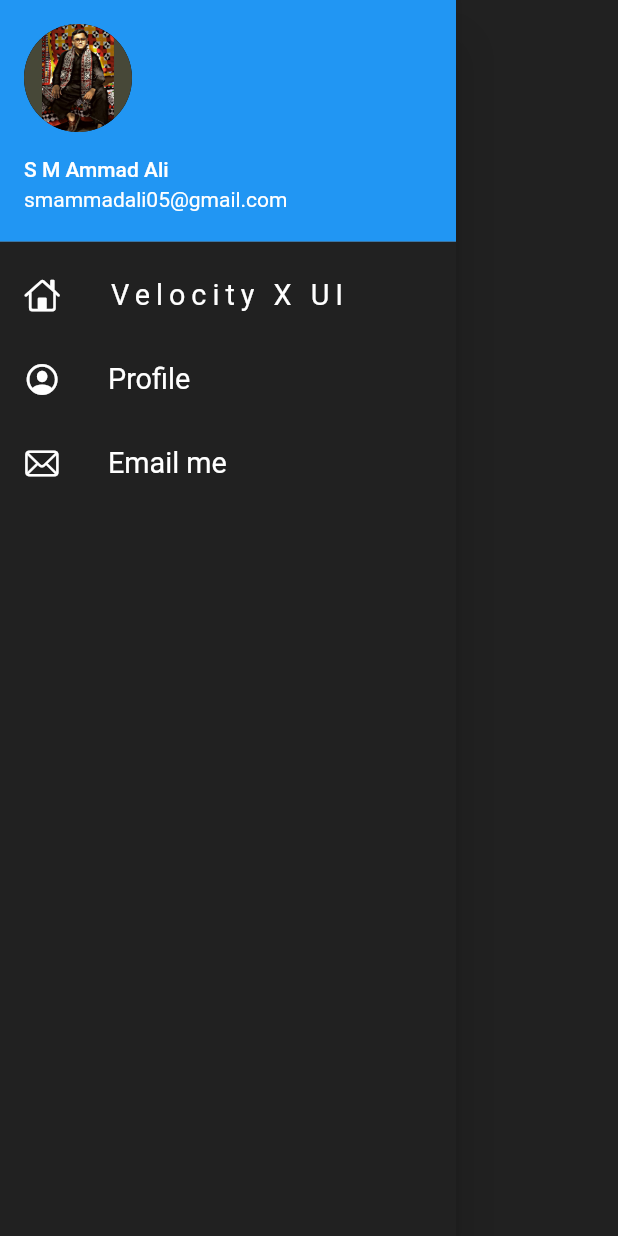
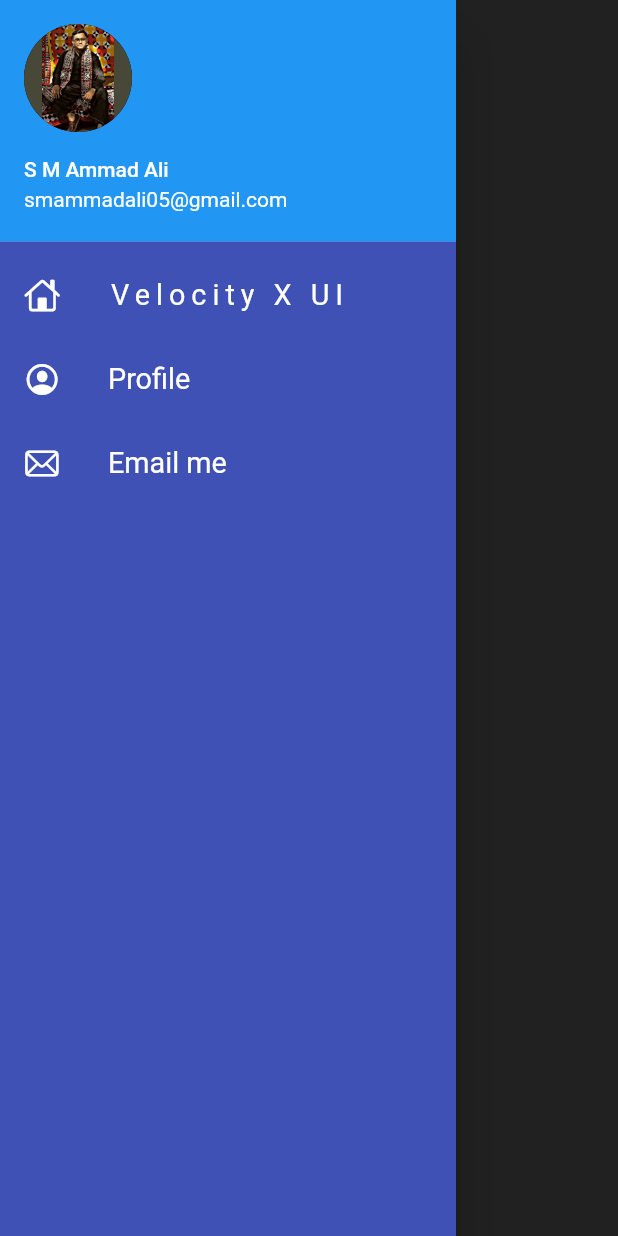
Before and after one commit to SMAmmadAli/30_days_of_flutter, a Flutter app: what myDrawer() shows on an empty page, opened directly, on a phone screen of 412 x 824 dp. Run offline on Flutter 3.47's test engine with Material 2 defaults, Android fonts, the light colour scheme and no system bars; network calls fail; project files that could hold a hidden picture were left out.

Commit message:
Day 22 Completed

```diff
--- a/full_flutter/lib/widgets/Home_Widgets/catalog_list.dart
+++ b/full_flutter/lib/widgets/Home_Widgets/catalog_list.dart
@@ -4,7 +4,6 @@ import 'package:flutter/material.dart';
 import 'package:full_flutter/Pages/home_detail_page.dart';
 import 'package:full_flutter/models/catalogs.dart';
 import 'package:full_flutter/utils/routes.dart';
-import 'package:full_flutter/widgets/themes.dart';
 import 'catalog_image.dart';
 
 class CatalogList extends StatelessWidget {
@@ -47,6 +46,7 @@ class CatalogItem extends StatelessWidget {
   Widget build(BuildContext context) {
     return Container(
       height: MediaQuery.of(context).size.height / 4,
+      width: MediaQuery.of(context).size.width * 0.9,
       decoration: BoxDecoration(
           color: Theme.of(context).cardColor,
           borderRadius: BorderRadius.circular(20),
@@ -64,7 +64,6 @@ class CatalogItem extends StatelessWidget {
           Expanded(
             child: Column(
               crossAxisAlignment: CrossAxisAlignment.start,
-              mainAxisAlignment: MainAxisAlignment.center,
               children: [
                 Text(catalog.name,
                     style: TextStyle(
--- a/full_flutter/lib/widgets/drawer.dart
+++ b/full_flutter/lib/widgets/drawer.dart
@@ -5,15 +5,13 @@ import 'package:flutter/material.dart';
 import 'package:full_flutter/utils/routes.dart';
 
 class myDrawer extends StatelessWidget {
-
   final myImage = "assets/images/Ammad.jpg";
 
   @override
   Widget build(BuildContext context) {
     return Drawer(
       child: Container(
-        // color: Theme.of(context).secondaryHeaderColor,
-        color: Colors.grey.shade900,
+        color: Theme.of(context).primaryColor,
         child: ListView(
           padding: EdgeInsets.all(0),
           children: [
@@ -25,17 +23,15 @@ final myImage = "assets/images/Ammad.jpg";
                   accountEmail: Text("smammadali05@gmail.com"),
                   currentAccountPicture: CircleAvatar(
                     backgroundImage: AssetImage(myImage),
-                )
-                ),
+                  )),
             ),
             ListTile(
-              leading:
-                Icon(
+              leading: const Icon(
                 CupertinoIcons.home,
                 color: Colors.white,
               ),
-              title:
-                Text("Velocity X UI",
+              title: const Text(
+                "Velocity X UI",
                 textScaleFactor: 1.2,
                 style: TextStyle(
                   letterSpacing: 4,
@@ -44,28 +40,26 @@ final myImage = "assets/images/Ammad.jpg";
               ),
               onTap: () => Navigator.pushNamed(context, MyRoutes.VelXUI),
             ),
-            ListTile(
-              leading:
-                Icon(
+            const ListTile(
+              leading: Icon(
                 CupertinoIcons.profile_circled,
                 color: Colors.white,
               ),
-              title:
-                Text("Profile",
+              title: Text(
+                "Profile",
                 textScaleFactor: 1.2,
                 style: TextStyle(
                   color: Colors.white,
                 ),
               ),
             ),
-            ListTile(
-              leading:
-                Icon(
+            const ListTile(
+              leading: Icon(
                 CupertinoIcons.mail,
                 color: Colors.white,
               ),
-              title:
-                Text("Email me",
+              title: Text(
+                "Email me",
                 textScaleFactor: 1.2,
                 style: TextStyle(
                   color: Colors.white,
--- a/full_flutter/lib/widgets/themes.dart
+++ b/full_flutter/lib/widgets/themes.dart
@@ -23,6 +23,7 @@ class MyTheme{
   static ThemeData darktheme(BuildContext context) => ThemeData(
         brightness: Brightness.dark,
         cardColor: Colors.black,
+
         canvasColor: darkCreameColor,
         //buttonColor ke jaga primaryColor likha hai
         primaryColor: lightbluish,
```
Lines whose indentation alone changed are shown as unchanged.
